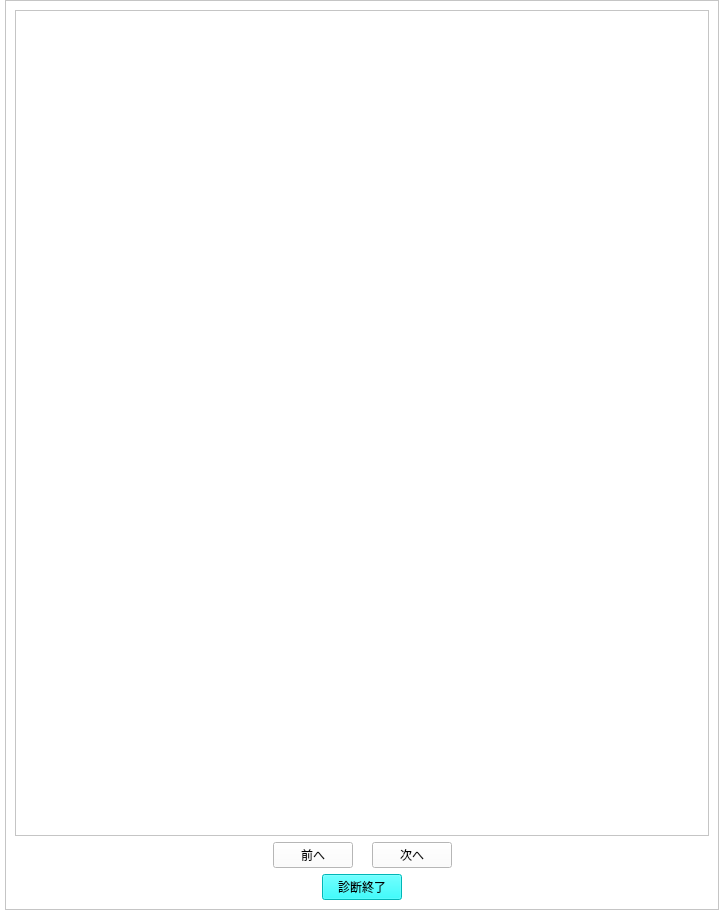
Qt form design/enaviEntry.ui (kokimame/e-navi) before a commit.
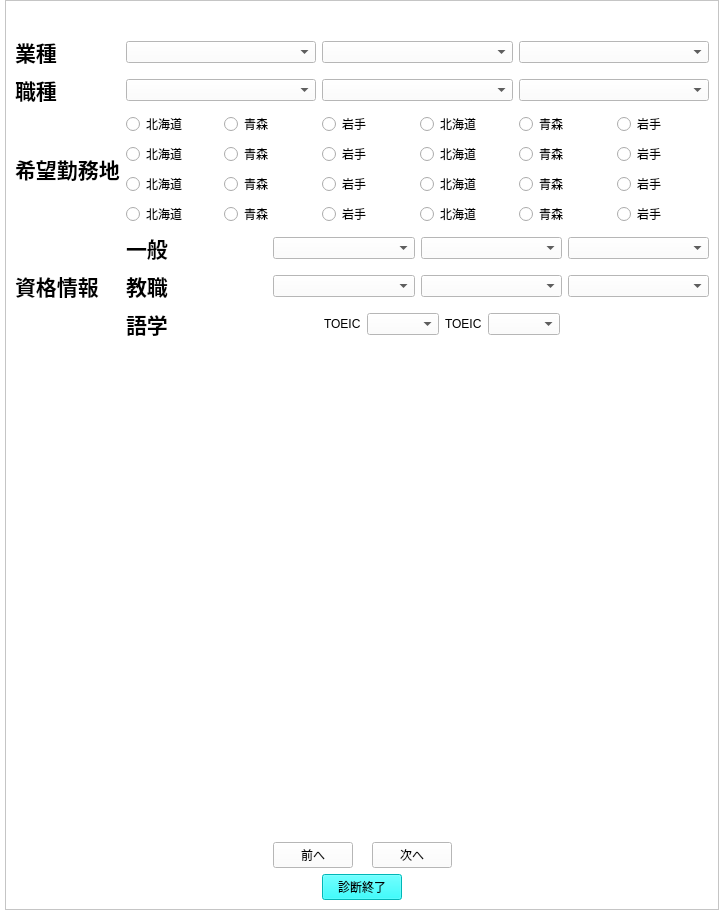
The same form after that commit. Icons and pictures are not drawn.

Commit message: Added more contents on Entry Page

```diff
--- a/design/enaviEntry.ui
+++ b/design/enaviEntry.ui
@@ -51,7 +51,391 @@
       </property>
       <layout class="QVBoxLayout" name="verticalLayout">
        <item>
-        <widget class="QTableWidget" name="tableWidget"/>
+        <layout class="QHBoxLayout" name="horizontalLayout_2">
+         <item>
+          <widget class="QLabel" name="label">
+           <property name="text">
+            <string/>
+           </property>
+           <property name="pixmap">
+            <pixmap>../image/enavi_header.png</pixmap>
+           </property>
+          </widget>
+         </item>
+         <item>
+          <spacer name="horizontalSpacer">
+           <property name="orientation">
+            <enum>Qt::Horizontal</enum>
+           </property>
+           <property name="sizeHint" stdset="0">
+            <size>
+             <width>40</width>
+             <height>20</height>
+            </size>
+           </property>
+          </spacer>
+         </item>
+        </layout>
+       </item>
+       <item>
+        <layout class="QGridLayout" name="gridLayout_2">
+         <item row="0" column="0">
+          <widget class="QLabel" name="label_2">
+           <property name="text">
+            <string>&lt;html&gt;&lt;head/&gt;&lt;body&gt;&lt;p&gt;&lt;span style=&quot; font-size:16pt; font-weight:600;&quot;&gt;業種&lt;/span&gt;&lt;/p&gt;&lt;/body&gt;&lt;/html&gt;</string>
+           </property>
+          </widget>
+         </item>
+         <item row="1" column="0">
+          <widget class="QLabel" name="label_4">
+           <property name="text">
+            <string>&lt;html&gt;&lt;head/&gt;&lt;body&gt;&lt;p&gt;&lt;span style=&quot; font-size:16pt; font-weight:600;&quot;&gt;職種&lt;/span&gt;&lt;/p&gt;&lt;/body&gt;&lt;/html&gt;</string>
+           </property>
+          </widget>
+         </item>
+         <item row="0" column="1">
+          <layout class="QHBoxLayout" name="horizontalLayout_4">
+           <item>
+            <widget class="QComboBox" name="comboBox_4"/>
+           </item>
+           <item>
+            <widget class="QComboBox" name="comboBox_5"/>
+           </item>
+           <item>
+            <widget class="QComboBox" name="comboBox_6"/>
+           </item>
+          </layout>
+         </item>
+         <item row="2" column="1">
+          <layout class="QVBoxLayout" name="verticalLayout_3">
+           <item>
+            <layout class="QHBoxLayout" name="horizontalLayout_5">
+             <item>
+              <widget class="QRadioButton" name="radioButton">
+               <property name="text">
+                <string>北海道</string>
+               </property>
+              </widget>
+             </item>
+             <item>
+              <widget class="QRadioButton" name="radioButton_2">
+               <property name="text">
+                <string>青森</string>
+               </property>
+              </widget>
+             </item>
+             <item>
+              <widget class="QRadioButton" name="radioButton_3">
+               <property name="text">
+                <string>岩手</string>
+               </property>
+              </widget>
+             </item>
+             <item>
+              <widget class="QRadioButton" name="radioButton_6">
+               <property name="text">
+                <string>北海道</string>
+               </property>
+              </widget>
+             </item>
+             <item>
+              <widget class="QRadioButton" name="radioButton_5">
+               <property name="text">
+                <string>青森</string>
+               </property>
+              </widget>
+             </item>
+             <item>
+              <widget class="QRadioButton" name="radioButton_4">
+               <property name="text">
+                <string>岩手</string>
+               </property>
+              </widget>
+             </item>
+            </layout>
+           </item>
+           <item>
+            <layout class="QHBoxLayout" name="horizontalLayout_6">
+             <item>
+              <widget class="QRadioButton" name="radioButton_19">
+               <property name="text">
+                <string>北海道</string>
+               </property>
+              </widget>
+             </item>
+             <item>
+              <widget class="QRadioButton" name="radioButton_20">
+               <property name="text">
+                <string>青森</string>
+               </property>
+              </widget>
+             </item>
+             <item>
+              <widget class="QRadioButton" name="radioButton_21">
+               <property name="text">
+                <string>岩手</string>
+               </property>
+              </widget>
+             </item>
+             <item>
+              <widget class="QRadioButton" name="radioButton_22">
+               <property name="text">
+                <string>北海道</string>
+               </property>
+              </widget>
+             </item>
+             <item>
+              <widget class="QRadioButton" name="radioButton_23">
+               <property name="text">
+                <string>青森</string>
+               </property>
+              </widget>
+             </item>
+             <item>
+              <widget class="QRadioButton" name="radioButton_24">
+               <property name="text">
+                <string>岩手</string>
+               </property>
+              </widget>
+             </item>
+            </layout>
+           </item>
+           <item>
+            <layout class="QHBoxLayout" name="horizontalLayout_9">
+             <item>
+              <widget class="QRadioButton" name="radioButton_13">
+               <property name="text">
+                <string>北海道</string>
+               </property>
+              </widget>
+             </item>
+             <item>
+              <widget class="QRadioButton" name="radioButton_14">
+               <property name="text">
+                <string>青森</string>
+               </property>
+              </widget>
+             </item>
+             <item>
+              <widget class="QRadioButton" name="radioButton_15">
+               <property name="text">
+                <string>岩手</string>
+               </property>
+              </widget>
+             </item>
+             <item>
+              <widget class="QRadioButton" name="radioButton_16">
+               <property name="text">
+                <string>北海道</string>
+               </property>
+              </widget>
+             </item>
+             <item>
+              <widget class="QRadioButton" name="radioButton_17">
+               <property name="text">
+                <string>青森</string>
+               </property>
+              </widget>
+             </item>
+             <item>
+              <widget class="QRadioButton" name="radioButton_18">
+               <property name="text">
+                <string>岩手</string>
+               </property>
+              </widget>
+             </item>
+            </layout>
+           </item>
+           <item>
+            <layout class="QHBoxLayout" name="horizontalLayout_10">
+             <item>
+              <widget class="QRadioButton" name="radioButton_7">
+               <property name="text">
+                <string>北海道</string>
+               </property>
+              </widget>
+             </item>
+             <item>
+              <widget class="QRadioButton" name="radioButton_8">
+               <property name="text">
+                <string>青森</string>
+               </property>
+              </widget>
+             </item>
+             <item>
+              <widget class="QRadioButton" name="radioButton_9">
+               <property name="text">
+                <string>岩手</string>
+               </property>
+              </widget>
+             </item>
+             <item>
+              <widget class="QRadioButton" name="radioButton_10">
+               <property name="text">
+                <string>北海道</string>
+               </property>
+              </widget>
+             </item>
+             <item>
+              <widget class="QRadioButton" name="radioButton_11">
+               <property name="text">
+                <string>青森</string>
+               </property>
+              </widget>
+             </item>
+             <item>
+              <widget class="QRadioButton" name="radioButton_12">
+               <property name="text">
+                <string>岩手</string>
+               </property>
+              </widget>
+             </item>
+            </layout>
+           </item>
+          </layout>
+         </item>
+         <item row="2" column="0">
+          <widget class="QLabel" name="label_5">
+           <property name="text">
+            <string>&lt;html&gt;&lt;head/&gt;&lt;body&gt;&lt;p&gt;&lt;span style=&quot; font-size:16pt; font-weight:600;&quot;&gt;希望勤務地&lt;/span&gt;&lt;/p&gt;&lt;/body&gt;&lt;/html&gt;</string>
+           </property>
+          </widget>
+         </item>
+         <item row="1" column="1">
+          <layout class="QHBoxLayout" name="horizontalLayout">
+           <item>
+            <widget class="QComboBox" name="comboBox"/>
+           </item>
+           <item>
+            <widget class="QComboBox" name="comboBox_2"/>
+           </item>
+           <item>
+            <widget class="QComboBox" name="comboBox_3"/>
+           </item>
+          </layout>
+         </item>
+         <item row="3" column="0">
+          <widget class="QLabel" name="label_8">
+           <property name="text">
+            <string>&lt;html&gt;&lt;head/&gt;&lt;body&gt;&lt;p&gt;&lt;span style=&quot; font-size:16pt; font-weight:600;&quot;&gt;資格情報&lt;/span&gt;&lt;/p&gt;&lt;/body&gt;&lt;/html&gt;</string>
+           </property>
+          </widget>
+         </item>
+         <item row="3" column="1">
+          <layout class="QVBoxLayout" name="verticalLayout_4">
+           <item>
+            <layout class="QHBoxLayout" name="horizontalLayout_11">
+             <item>
+              <widget class="QLabel" name="label_9">
+               <property name="text">
+                <string>&lt;html&gt;&lt;head/&gt;&lt;body&gt;&lt;p&gt;&lt;span style=&quot; font-size:16pt; font-weight:600;&quot;&gt;一般&lt;/span&gt;&lt;/p&gt;&lt;/body&gt;&lt;/html&gt;</string>
+               </property>
+              </widget>
+             </item>
+             <item>
+              <widget class="QComboBox" name="comboBox_16"/>
+             </item>
+             <item>
+              <widget class="QComboBox" name="comboBox_17"/>
+             </item>
+             <item>
+              <widget class="QComboBox" name="comboBox_18"/>
+             </item>
+            </layout>
+           </item>
+           <item>
+            <layout class="QHBoxLayout" name="horizontalLayout_12">
+             <item>
+              <widget class="QLabel" name="label_10">
+               <property name="text">
+                <string>&lt;html&gt;&lt;head/&gt;&lt;body&gt;&lt;p&gt;&lt;span style=&quot; font-size:16pt; font-weight:600;&quot;&gt;教職&lt;/span&gt;&lt;/p&gt;&lt;/body&gt;&lt;/html&gt;</string>
+               </property>
+              </widget>
+             </item>
+             <item>
+              <widget class="QComboBox" name="comboBox_9"/>
+             </item>
+             <item>
+              <widget class="QComboBox" name="comboBox_8"/>
+             </item>
+             <item>
+              <widget class="QComboBox" name="comboBox_7"/>
+             </item>
+            </layout>
+           </item>
+           <item>
+            <layout class="QHBoxLayout" name="horizontalLayout_13">
+             <item>
+              <widget class="QLabel" name="label_11">
+               <property name="text">
+                <string>&lt;html&gt;&lt;head/&gt;&lt;body&gt;&lt;p&gt;&lt;span style=&quot; font-size:16pt; font-weight:600;&quot;&gt;語学&lt;/span&gt;&lt;/p&gt;&lt;/body&gt;&lt;/html&gt;</string>
+               </property>
+              </widget>
+             </item>
+             <item>
+              <spacer name="horizontalSpacer_13">
+               <property name="orientation">
+                <enum>Qt::Horizontal</enum>
+               </property>
+               <property name="sizeHint" stdset="0">
+                <size>
+                 <width>40</width>
+                 <height>20</height>
+                </size>
+               </property>
+              </spacer>
+             </item>
+             <item>
+              <widget class="QLabel" name="label_12">
+               <property name="text">
+                <string>TOEIC</string>
+               </property>
+              </widget>
+             </item>
+             <item>
+              <widget class="QComboBox" name="comboBox_10"/>
+             </item>
+             <item>
+              <widget class="QLabel" name="label_13">
+               <property name="text">
+                <string>TOEIC</string>
+               </property>
+              </widget>
+             </item>
+             <item>
+              <widget class="QComboBox" name="comboBox_11"/>
+             </item>
+             <item>
+              <spacer name="horizontalSpacer_16">
+               <property name="orientation">
+                <enum>Qt::Horizontal</enum>
+               </property>
+               <property name="sizeHint" stdset="0">
+                <size>
+                 <width>40</width>
+                 <height>20</height>
+                </size>
+               </property>
+              </spacer>
+             </item>
+            </layout>
+           </item>
+          </layout>
+         </item>
+        </layout>
+       </item>
+       <item>
+        <spacer name="verticalSpacer_3">
+         <property name="orientation">
+          <enum>Qt::Vertical</enum>
+         </property>
+         <property name="sizeHint" stdset="0">
+          <size>
+           <width>20</width>
+           <height>40</height>
+          </size>
+         </property>
+        </spacer>
        </item>
        <item>
         <layout class="QHBoxLayout" name="horizontalLayout_14">
```
The commit also changes 3 other files.
